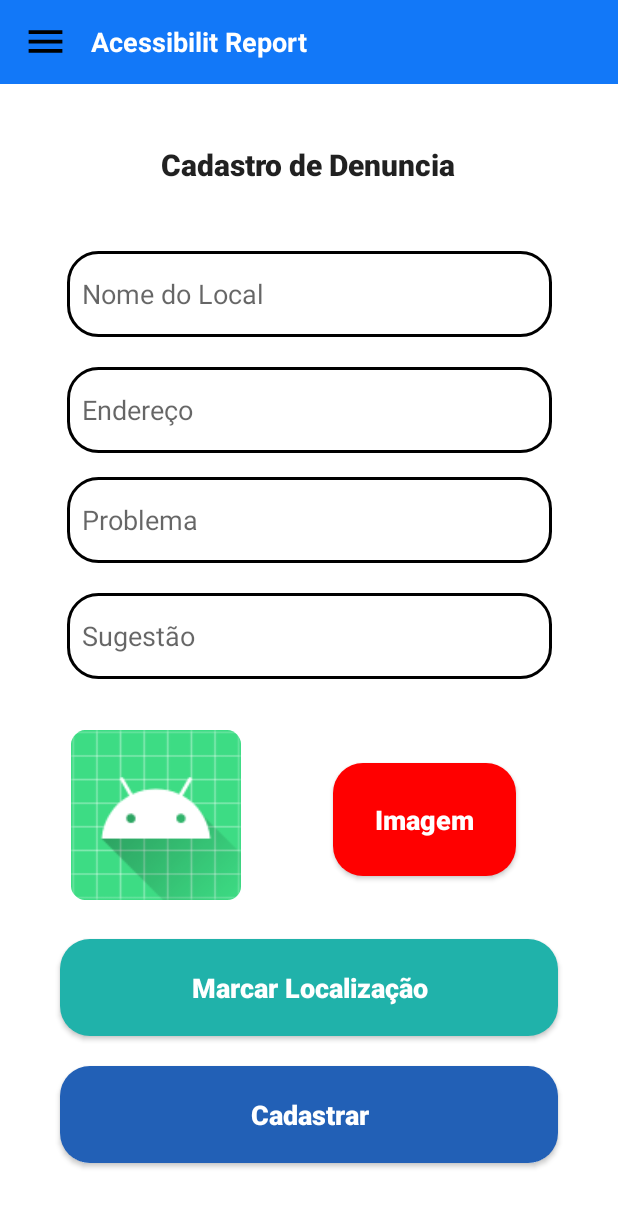
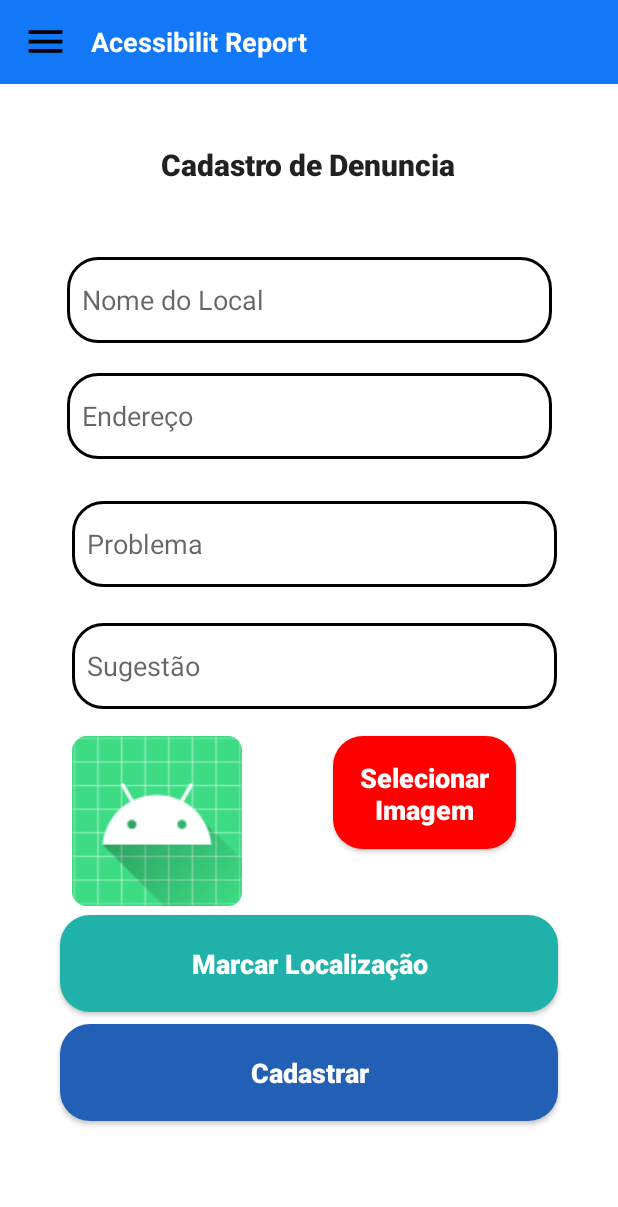
Before and after one commit to frutuosolucas19/Accessibilit_Report, an Android app: the CadastroDenunciaFragment screen opened through its navigation route, on a phone screen of 412 x 824 dp. Shown: the top 1207 px of the screen. Run offline under Robolectric (Android 15) with nearby library versions, the phone set to English and light mode, and no system bars; our stand-ins replace navigation-ui; pictures from the network do not load.

Commit message:
Ultimas alterações

```diff
--- a/app/build.gradle
+++ b/app/build.gradle
@@ -25,6 +25,7 @@ android {
         sourceCompatibility JavaVersion.VERSION_1_8
         targetCompatibility JavaVersion.VERSION_1_8
     }
+    namespace 'com.example.acessibilit_report'
 }
 
 dependencies {
--- a/app/src/main/AndroidManifest.xml
+++ b/app/src/main/AndroidManifest.xml
@@ -1,6 +1,5 @@
 <?xml version="1.0" encoding="utf-8"?>
-<manifest xmlns:android="http://schemas.android.com/apk/res/android"
-    package="com.example.acessibilit_report">
+<manifest xmlns:android="http://schemas.android.com/apk/res/android">
 
     <uses-permission android:name="android.permission.INTERNET" />
     <uses-permission android:name="android.permission.ACCESS_NETWORK_STATE"/>
--- a/app/src/main/java/com/example/acessibilit_report/CadastroDenunciaFragment.java
+++ b/app/src/main/java/com/example/acessibilit_report/CadastroDenunciaFragment.java
@@ -1,12 +1,24 @@
 package com.example.acessibilit_report;
 
+import android.app.Activity;
+import android.content.Context;
+import android.content.Intent;
+import android.net.Uri;
 import android.os.Bundle;
 
+import androidx.activity.result.ActivityResult;
+import androidx.activity.result.ActivityResultCallback;
+import androidx.activity.result.ActivityResultLauncher;
+import androidx.activity.result.contract.ActivityResultContracts;
+import androidx.annotation.Nullable;
 import androidx.fragment.app.Fragment;
 
 import android.view.LayoutInflater;
 import android.view.View;
 import android.view.ViewGroup;
+import android.widget.Button;
+import android.widget.EditText;
+import android.widget.ImageView;
 
 /**
  * A simple {@link Fragment} subclass.
@@ -23,42 +35,72 @@ public class CadastroDenunciaFragment extends Fragment {
     // TODO: Rename and change types of parameters
     private String mParam1;
     private String mParam2;
-
-    public CadastroDenunciaFragment() {
-        // Required empty public constructor
-    }
-
-    /**
-     * Use this factory method to create a new instance of
-     * this fragment using the provided parameters.
-     *
-     * @param param1 Parameter 1.
-     * @param param2 Parameter 2.
-     * @return A new instance of fragment CadastroDenunciaFragment.
-     */
-    // TODO: Rename and change types and number of parameters
-    public static CadastroDenunciaFragment newInstance(String param1, String param2) {
-        CadastroDenunciaFragment fragment = new CadastroDenunciaFragment();
-        Bundle args = new Bundle();
-        args.putString(ARG_PARAM1, param1);
-        args.putString(ARG_PARAM2, param2);
-        fragment.setArguments(args);
-        return fragment;
-    }
+    private EditText txtNomeLocal;
+    private EditText txtEndereco;
+    private EditText txtProblema;
+    private EditText txtSugestao;
+    private String imagem;
+    private Button btnLocalizacao;
+    private Button btnCadastrar;
+    private Button btnImagem;
+    private static final int PEGA_FOTO = 1;
+    private static final int CODIGO_CAMERA = 2;
+    private ImageView imgDenuncia;
 
     @Override
     public void onCreate(Bundle savedInstanceState) {
         super.onCreate(savedInstanceState);
-        if (getArguments() != null) {
-            mParam1 = getArguments().getString(ARG_PARAM1);
-            mParam2 = getArguments().getString(ARG_PARAM2);
-        }
+
     }
 
     @Override
-    public View onCreateView(LayoutInflater inflater, ViewGroup container,
-                             Bundle savedInstanceState) {
-        // Inflate the layout for this fragment
-        return inflater.inflate(R.layout.fragment_cadastro_denuncia, container, false);
+    public View onCreateView(LayoutInflater inflater, ViewGroup container, Bundle savedInstanceState) {
+
+        final View view = inflater.inflate(R.layout.fragment_cadastro_denuncia, container, false);
+
+
+        txtNomeLocal = (EditText) view.findViewById(R.id.editTextNomeLocal);
+        txtProblema = (EditText) view.findViewById(R.id.editTextProblema);
+        txtSugestao = (EditText) view.findViewById(R.id.editTextSugestão);
+        btnCadastrar = (Button) view.findViewById(R.id.bt_cadastrar);
+        btnImagem = (Button) view.findViewById(R.id.bt_imagem);
+        imgDenuncia = (ImageView) view.findViewById(R.id.imagemPerfil);
+
+
+
+        btnCadastrar.setOnClickListener(new View.OnClickListener() {
+            @Override
+            public void onClick(View view) {
+
+            }
+        });
+
+        btnImagem.setOnClickListener(new View.OnClickListener() {
+            @Override
+            public void onClick(View view) {
+                Intent intentPegaFoto = new Intent(Intent.ACTION_OPEN_DOCUMENT, android.provider.MediaStore.Images.Media.INTERNAL_CONTENT_URI);
+                startActivityForResult(Intent.createChooser(intentPegaFoto, "Selecione uma imagem"), PEGA_FOTO);
+                intentPegaFoto.addFlags(Intent.FLAG_GRANT_PERSISTABLE_URI_PERMISSION);
+                intentPegaFoto.addFlags(Intent.FLAG_GRANT_READ_URI_PERMISSION);
+            }
+        });
+
+        ActivityResultLauncher<Intent> exampleActivityResult= registerForActivityResult(
+                new ActivityResultContracts.StartActivityForResult(),
+                new ActivityResultCallback<ActivityResult>() {
+                    @Override
+                    public void onActivityResult(ActivityResult result) {
+
+                        if (result.getResultCode() == Activity.RESULT_OK) {
+                                Intent data = new Intent();
+                                Uri imagemSelecionada = data.getData();
+                                imgDenuncia.setImageURI(imagemSelecionada);
+                                imagem = imagemSelecionada.toString();
+
+                        }
+                    }
+                });
+        return view;
     }
+
 }
--- a/app/src/main/java/com/example/acessibilit_report/services/UsuarioService.java
+++ b/app/src/main/java/com/example/acessibilit_report/services/UsuarioService.java
@@ -4,10 +4,15 @@ import com.example.acessibilit_report.model.Usuario;
 
 import retrofit2.Call;
 import retrofit2.http.Body;
+import retrofit2.http.GET;
 import retrofit2.http.POST;
+import retrofit2.http.Path;
 
 public interface UsuarioService {
 
     @POST("usuario/")
     Call<Usuario> createPost(@Body Usuario usuario);
+
+    @POST("{login}")
+    Call <Usuario> reposUsuario(@Body Usuario usuario);
 }
--- a/app/src/main/res/layout/fragment_cadastro_denuncia.xml
+++ b/app/src/main/res/layout/fragment_cadastro_denuncia.xml
@@ -17,61 +17,63 @@
             tools:layout_editor_absoluteY="1dp">
 
             <EditText
-                android:id="@+id/editTextEmailUsuario5"
+                android:id="@+id/editTextSugestão"
                 style="@style/Edit_text"
                 android:layout_width="323dp"
                 android:layout_height="57dp"
-                android:paddingLeft="10dp"
-                android:paddingEnd="10dp"
-                android:layout_marginTop="20dp"
+                android:layout_marginTop="24dp"
                 android:ems="10"
                 android:hint="Sugestão"
                 android:inputType="textEmailAddress"
+                android:paddingLeft="10dp"
+                android:paddingEnd="10dp"
                 app:layout_constraintEnd_toEndOf="parent"
+                app:layout_constraintHorizontal_bias="0.545"
                 app:layout_constraintStart_toStartOf="parent"
-                app:layout_constraintTop_toBottomOf="@+id/editTextEmailUsuario4" />
+                app:layout_constraintTop_toBottomOf="@+id/editTextProblema" />
 
             <EditText
-                android:id="@+id/editTextEmailUsuario4"
+                android:id="@+id/editTextProblema"
                 style="@style/Edit_text"
                 android:layout_width="323dp"
                 android:layout_height="57dp"
-                android:paddingLeft="10dp"
-                android:paddingEnd="10dp"
-                android:layout_marginTop="16dp"
+                android:layout_marginTop="28dp"
                 android:ems="10"
                 android:hint="Problema"
                 android:inputType="textEmailAddress"
+                android:paddingLeft="10dp"
+                android:paddingEnd="10dp"
                 app:layout_constraintEnd_toEndOf="parent"
+                app:layout_constraintHorizontal_bias="0.545"
                 app:layout_constraintStart_toStartOf="parent"
-                app:layout_constraintTop_toBottomOf="@+id/editTextEmailUsuario3" />
+                app:layout_constraintTop_toBottomOf="@+id/editTextEndereco" />
 
             <EditText
-                android:id="@+id/editTextEmailUsuario3"
+                android:id="@+id/editTextEndereco"
                 style="@style/Edit_text"
                 android:layout_width="323dp"
                 android:layout_height="57dp"
-                android:paddingLeft="10dp"
-                android:paddingEnd="10dp"
                 android:layout_marginTop="20dp"
                 android:ems="10"
                 android:hint="Endereço"
                 android:inputType="textEmailAddress"
+                android:paddingLeft="10dp"
+                android:paddingEnd="10dp"
                 app:layout_constraintEnd_toEndOf="parent"
                 app:layout_constraintStart_toStartOf="parent"
-                app:layout_constraintTop_toBottomOf="@+id/editTextEmailUsuario2" />
+                app:layout_constraintTop_toBottomOf="@+id/editTextNomeLocal" />
 
             <EditText
-                android:id="@+id/editTextEmailUsuario2"
+                android:id="@+id/editTextNomeLocal"
                 style="@style/Edit_text"
                 android:layout_width="323dp"
                 android:layout_height="57dp"
-                android:paddingLeft="10dp"
-                android:paddingEnd="10dp"
-                android:layout_marginTop="44dp"
+                android:layout_marginTop="48dp"
                 android:ems="10"
                 android:hint="Nome do Local"
                 android:inputType="textEmailAddress"
+                android:paddingLeft="10dp"
+                android:paddingEnd="10dp"
                 app:layout_constraintEnd_toEndOf="parent"
                 app:layout_constraintStart_toStartOf="parent"
                 app:layout_constraintTop_toBottomOf="@+id/textViewTitulo" />
@@ -94,39 +96,38 @@
                 android:id="@+id/imageView3"
                 android:layout_width="113dp"
                 android:layout_height="117dp"
-                android:layout_marginTop="32dp"
+                android:layout_marginTop="16dp"
                 android:src="@mipmap/ic_launcher"
                 app:layout_constraintEnd_toStartOf="@+id/bt_imagem"
-                app:layout_constraintHorizontal_bias="0.434"
+                app:layout_constraintHorizontal_bias="0.444"
                 app:layout_constraintStart_toStartOf="parent"
-                app:layout_constraintTop_toBottomOf="@+id/editTextEmailUsuario5" />
+                app:layout_constraintTop_toBottomOf="@+id/editTextSugestão" />
 
             <androidx.appcompat.widget.AppCompatButton
                 android:id="@+id/bt_imagem"
                 style="@style/Button_seleciona_imagem"
                 android:layout_width="122dp"
                 android:layout_height="75dp"
-                android:layout_marginTop="56dp"
                 android:layout_marginEnd="68dp"
-                android:text="Imagem"
+                android:layout_marginBottom="44dp"
+                android:text="Selecionar Imagem"
                 app:layout_constraintBottom_toTopOf="@+id/bt_maps"
-                app:layout_constraintEnd_toEndOf="parent"
-                app:layout_constraintTop_toBottomOf="@+id/editTextEmailUsuario5"
-                app:layout_constraintVertical_bias="0.0" />
+                app:layout_constraintEnd_toEndOf="parent" />
 
             <androidx.appcompat.widget.AppCompatButton
                 android:id="@+id/bt_maps"
                 style="@style/Button_maps"
-                android:layout_marginTop="24dp"
+                android:layout_marginTop="4dp"
                 android:text="Marcar Localização"
                 app:layout_constraintEnd_toEndOf="parent"
+                app:layout_constraintHorizontal_bias="0.412"
                 app:layout_constraintStart_toStartOf="parent"
                 app:layout_constraintTop_toBottomOf="@+id/imageView3" />
 
             <androidx.appcompat.widget.AppCompatButton
                 android:id="@+id/bt_cadastrar"
                 style="@style/Button"
-                android:layout_marginTop="20dp"
+                android:layout_marginTop="8dp"
                 android:text="Cadastrar"
                 app:layout_constraintEnd_toEndOf="parent"
                 app:layout_constraintStart_toStartOf="parent"
--- a/build.gradle
+++ b/build.gradle
@@ -1,7 +1,7 @@
 // Top-level build file where you can add configuration options common to all sub-projects/modules.
 plugins {
-    id 'com.android.application' version '7.2.1' apply false
-    id 'com.android.library' version '7.2.1' apply false
+    id 'com.android.application' version '7.3.0' apply false
+    id 'com.android.library' version '7.3.0' apply false
 }
 
 task clean(type: Delete) {
```
Also changed, not shown: app/src/main/java/com/example/acessibilit_report/LoginActivity.java (+49 -5 lines), app/src/main/java/com/example/acessibilit_report/model/Usuario.java (+7 -0 lines), app/src/main/java/com/example/acessibilit_report/retrofit/RetrofitInitializer.java (+4 -4 lines), gradle/wrapper/gradle-wrapper.properties.
